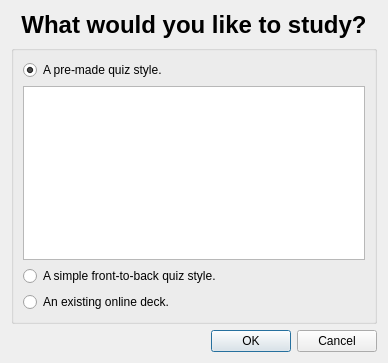
This is designer/addmodel.ui in ludiosarchive/anki as Qt 5 draws it before an edit. The edited form follows.
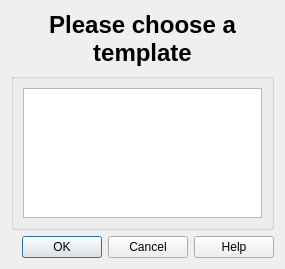
This is the edited form.

```diff
--- a/designer/addmodel.ui
+++ b/designer/addmodel.ui
@@ -5,8 +5,8 @@
    <rect>
     <x>0</x>
     <y>0</y>
-    <width>388</width>
-    <height>363</height>
+    <width>285</width>
+    <height>269</height>
    </rect>
   </property>
   <property name="windowTitle" >
@@ -16,7 +16,7 @@
    <item>
     <widget class="QLabel" name="label" >
      <property name="text" >
-      <string>&lt;h1>What would you like to study?&lt;/h1></string>
+      <string>&lt;h1>Please choose a template&lt;/h1></string>
      </property>
      <property name="alignment" >
       <set>Qt::AlignCenter</set>
@@ -32,16 +32,6 @@
       <string/>
      </property>
      <layout class="QVBoxLayout" >
-      <item>
-       <widget class="QRadioButton" name="createTemplate" >
-        <property name="text" >
-         <string>A pre-made quiz style.</string>
-        </property>
-        <property name="checked" >
-         <bool>true</bool>
-        </property>
-       </widget>
-      </item>
       <item>
        <widget class="QListWidget" name="models" >
         <property name="font" >
@@ -57,20 +47,6 @@
         </property>
        </widget>
       </item>
-      <item>
-       <widget class="QRadioButton" name="createBasic" >
-        <property name="text" >
-         <string>A simple front-to-back quiz style.</string>
-        </property>
-       </widget>
-      </item>
-      <item>
-       <widget class="QRadioButton" name="loadOnline" >
-        <property name="text" >
-         <string>An existing online deck.</string>
-        </property>
-       </widget>
-      </item>
      </layout>
     </widget>
    </item>
@@ -80,7 +56,7 @@
       <enum>Qt::Horizontal</enum>
      </property>
      <property name="standardButtons" >
-      <set>QDialogButtonBox::Cancel|QDialogButtonBox::NoButton|QDialogButtonBox::Ok</set>
+      <set>QDialogButtonBox::Cancel|QDialogButtonBox::Help|QDialogButtonBox::Ok</set>
      </property>
     </widget>
    </item>
```
Left out of the diff: 16 changed lines with no effect on the pictures.
